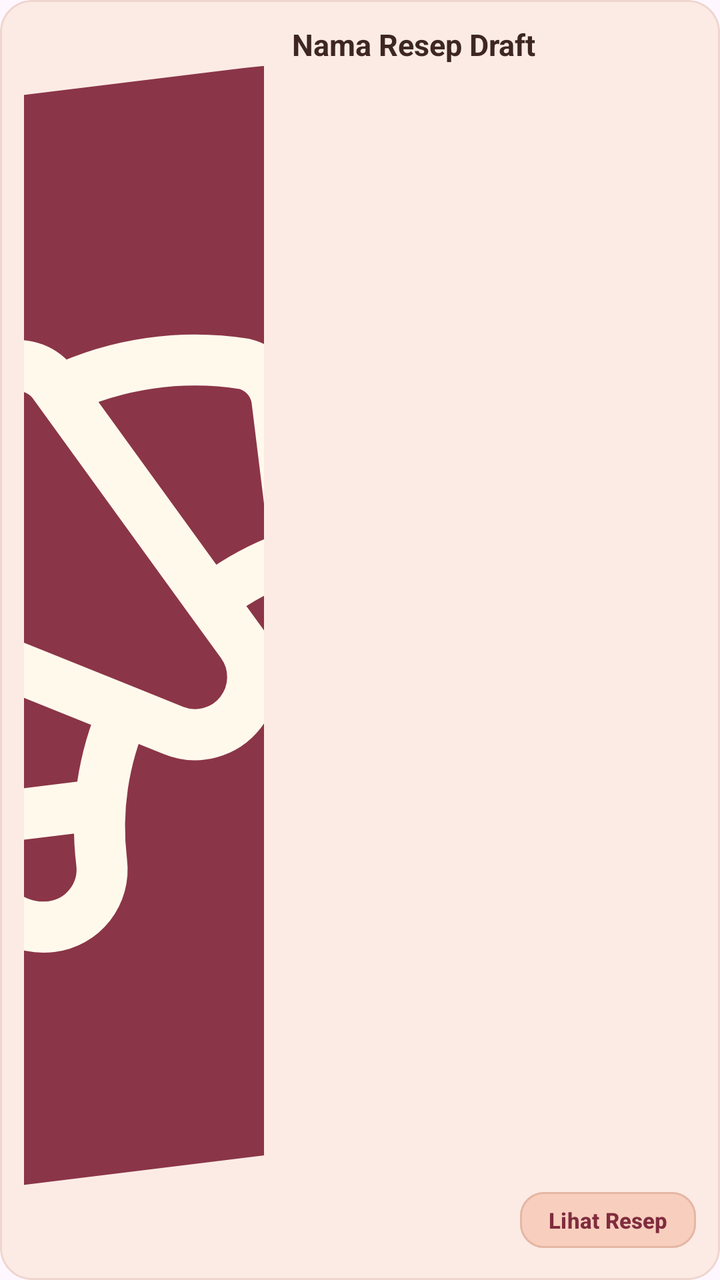
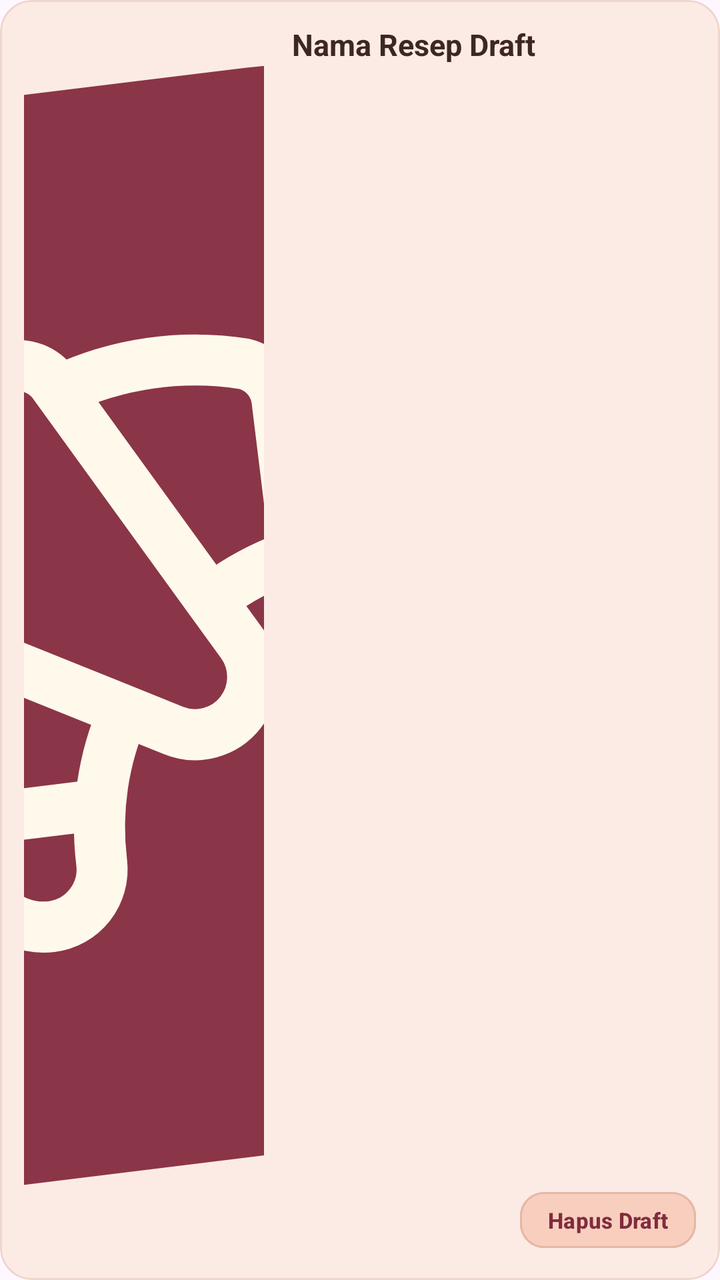

Compare the two renders of this Android layout. The source of the first and the diff that turns it into the second are given below.
<!-- AndroidManifest.xml: application theme Theme.Bakerys -->
<!-- res/layout/item_draft_card.xml -->
<?xml version="1.0" encoding="utf-8"?>
<com.google.android.material.card.MaterialCardView
    xmlns:android="http://schemas.android.com/apk/res/android"
    xmlns:app="http://schemas.android.com/apk/res-auto"
    android:layout_width="match_parent"
    android:layout_height="120dp"
    android:layout_marginBottom="16dp"
    app:cardBackgroundColor="#FCEBE5"
    app:cardCornerRadius="16dp"
    app:cardElevation="0dp"
    app:strokeColor="#EED5CE"
    app:strokeWidth="1dp">

    <RelativeLayout
        android:layout_width="match_parent"
        android:layout_height="match_parent"
        android:padding="12dp">

        
        <ImageView
            android:id="@+id/imgDraft"
            android:layout_width="120dp"
            android:layout_height="match_parent"
            android:layout_alignParentStart="true"
            android:background="@drawable/bg_circle_peach"
            android:scaleType="centerCrop"
            android:src="@drawable/bakery_mark"
            android:contentDescription="Gambar Resep" />

        
        <TextView
            android:id="@+id/tvJudulDraft"
            android:layout_width="match_parent"
            android:layout_height="wrap_content"
            android:layout_toEndOf="@id/imgDraft"
            android:layout_marginStart="14dp"
            android:layout_alignParentTop="true"
            android:text="Nama Resep Draft"
            android:textColor="#3E2723"
            android:textSize="15sp"
            android:textStyle="bold"
            android:maxLines="2"
            android:ellipsize="end" />

        
        <com.google.android.material.button.MaterialButton
            android:id="@+id/btnLihatResep"
            style="@style/Widget.Material3.Button.TextButton"
            android:layout_width="wrap_content"
            android:layout_height="36dp"
            android:layout_alignParentEnd="true"
            android:layout_alignParentBottom="true"
            android:backgroundTint="#F8CFBE"
            android:text="Lihat Resep"
            android:textAllCaps="false"
            android:textColor="#802C3E"
            android:textSize="11sp"
            android:textStyle="bold"
            app:cornerRadius="12dp"
            app:strokeColor="#E4B7A5"
            app:strokeWidth="1dp" />

    </RelativeLayout>
</com.google.android.material.card.MaterialCardView>
<!-- resources referenced by this layout -->
<resources>
  <!-- drawable bakery_mark: vector/xml drawable (drawable, 2098 chars, omitted) -->
  <!-- drawable bg_circle_peach (drawable) -->
  <?xml version="1.0" encoding="utf-8"?>
  <shape xmlns:android="http://schemas.android.com/apk/res/android"
      android:shape="oval">
      <solid android:color="#FCEBE5" />
  </shape>
  <style name="Theme.Bakerys" parent="Base.Theme.Bakerys" />
  <style name="Base.Theme.Bakerys" parent="Theme.Material3.DayNight.NoActionBar">
          
          
  
          
          <item name="android:statusBarColor">@android:color/transparent</item>
          <item name="android:navigationBarColor">@android:color/transparent</item>
          <item name="android:windowLightStatusBar">true</item>
      </style>
</resources>

<!-- the commit's change to res/layout/item_draft_card.xml (unified diff, before → after) -->
@@ -44,14 +44,14 @@
 
         
         <com.google.android.material.button.MaterialButton
-            android:id="@+id/btnLihatResep"
+            android:id="@+id/btnHapusDraft"
             style="@style/Widget.Material3.Button.TextButton"
             android:layout_width="wrap_content"
             android:layout_height="36dp"
             android:layout_alignParentEnd="true"
             android:layout_alignParentBottom="true"
             android:backgroundTint="#F8CFBE"
-            android:text="Lihat Resep"
+            android:text="Hapus Draft"
             android:textAllCaps="false"
             android:textColor="#802C3E"
             android:textSize="11sp"
